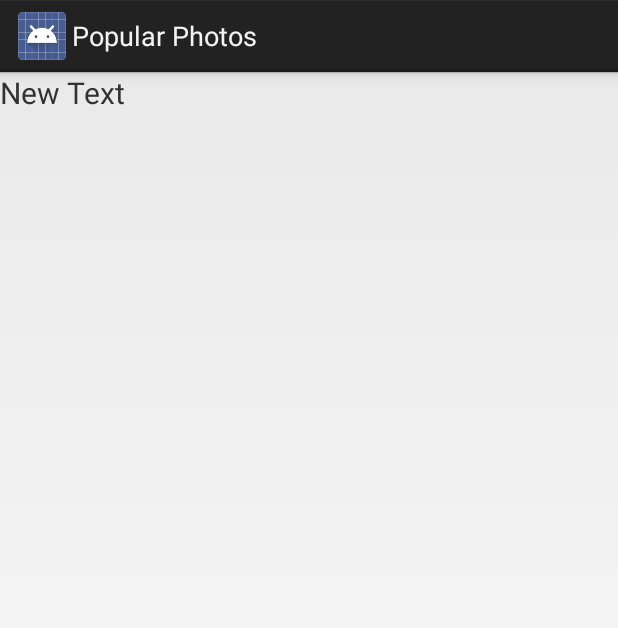
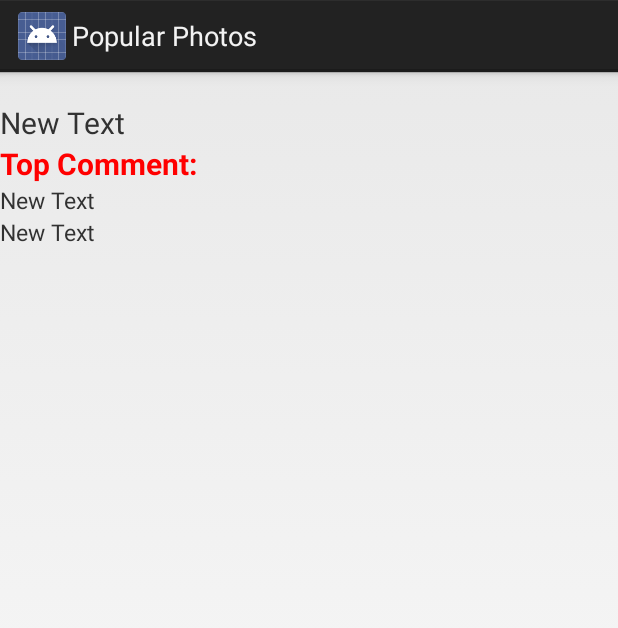
Before and after one commit to anandmundada123/Android_Projects, an Android app: the layout item_photos.xml on its own in the app's theme, with its tools: preview values and no code run, on a phone screen of 412 x 824 dp. Shown: the top 628 px of the screen. Run offline under Robolectric (Android 15) with nearby library versions, the phone set to English and light mode, and no system bars.

Commit message:
Additional Changes

```diff
--- a/InstagramClient/app/build.gradle
+++ b/InstagramClient/app/build.gradle
@@ -25,4 +25,5 @@ dependencies {
     compile 'com.loopj.android:android-async-http:1.4.5'
     // Load images from network and store in list view
     compile 'com.squareup.picasso:picasso:2.5.0'
+    compile 'com.android.support:support-v4:19.+'
 }
--- a/InstagramClient/app/src/main/java/com/example/amundada/instagramclient/InstagramPhoto.java
+++ b/InstagramClient/app/src/main/java/com/example/amundada/instagramclient/InstagramPhoto.java
@@ -9,5 +9,6 @@ public class InstagramPhoto {
     public String imageUrl;
     public int likeCount;
     public int imageHeight;
-
+    public String comment1;
+    public String comment2;
 }
--- a/InstagramClient/app/src/main/res/layout/item_photos.xml
+++ b/InstagramClient/app/src/main/res/layout/item_photos.xml
@@ -1,7 +1,10 @@
 <?xml version="1.0" encoding="utf-8"?>
 
 <RelativeLayout xmlns:android="http://schemas.android.com/apk/res/android"
-    android:layout_width="match_parent" android:layout_height="match_parent">
+    android:layout_width="match_parent" android:layout_height="match_parent"
+    android:id="@+id/rlPhotoItems">
+
+
 
     <ImageView
         android:layout_width="match_parent"
@@ -10,7 +13,9 @@
         android:layout_alignParentTop="true"
         android:layout_alignParentStart="true"
         android:adjustViewBounds="true"
-        android:scaleType="fitXY" />
+        android:scaleType="fitXY"
+        android:padding="10dp"
+        />
 
     <TextView
         android:layout_width="wrap_content"
@@ -22,5 +27,38 @@
         android:textSize="20sp"
         android:maxLines="3"
         android:ellipsize="end" />
+    <TextView
+        android:layout_width="wrap_content"
+        android:layout_height="wrap_content"
+        android:text="Top Comment:"
+        android:id="@+id/textView"
+        android:layout_below="@+id/tvCaption"
+        android:layout_alignParentStart="true"
+        android:textSize="20sp"
+        android:textStyle="bold"
+        android:textColor="#ffff0000" />
+
+    <TextView
+        android:layout_width="wrap_content"
+        android:layout_height="wrap_content"
+        android:text="New Text"
+        android:id="@+id/tvComment1"
+        android:layout_below="@+id/textView"
+        android:layout_alignParentStart="true"
+        android:ellipsize="end"
+        android:maxLines="1"
+        android:textSize="15sp" />
+
+    <TextView
+        android:layout_width="wrap_content"
+        android:layout_height="wrap_content"
+        android:text="New Text"
+        android:id="@+id/tvComment2"
+        android:layout_below="@+id/tvComment1"
+        android:layout_alignParentStart="true"
+        android:ellipsize="end"
+        android:maxLines="1"
+        android:textSize="15sp" />
+
 
 </RelativeLayout>
```
Also changed, not shown: InstagramClient/app/src/main/java/com/example/amundada/instagramclient/InstagramPhotosAdapter.java (+22 -1 lines), InstagramClient/app/src/main/java/com/example/amundada/instagramclient/PhotosActivity.java (+40 -2 lines), InstagramClient/app/src/main/res/layout/activity_photos.xml (+16 -4 lines), InstagramClient/app/src/main/ic_launcher-web.png (added), InstagramClient/app/src/main/ic_placeholder-web.png (added), InstagramClient/app/src/main/res/drawable-hdpi/ic_launcher.png, InstagramClient/app/src/main/res/drawable-hdpi/ic_placeholder.png (added), InstagramClient/app/src/main/res/drawable-mdpi/ic_launcher.png, InstagramClient/app/src/main/res/drawable-mdpi/ic_placeholder.png (added), InstagramClient/app/src/main/res/drawable-xhdpi/ic_launcher.png, InstagramClient/app/src/main/res/drawable-xhdpi/ic_placeholder.png (added), InstagramClient/app/src/main/res/drawable-xxhdpi/ic_launcher.png, InstagramClient/app/src/main/res/drawable-xxhdpi/ic_placeholder.png (added), 2 other files.
